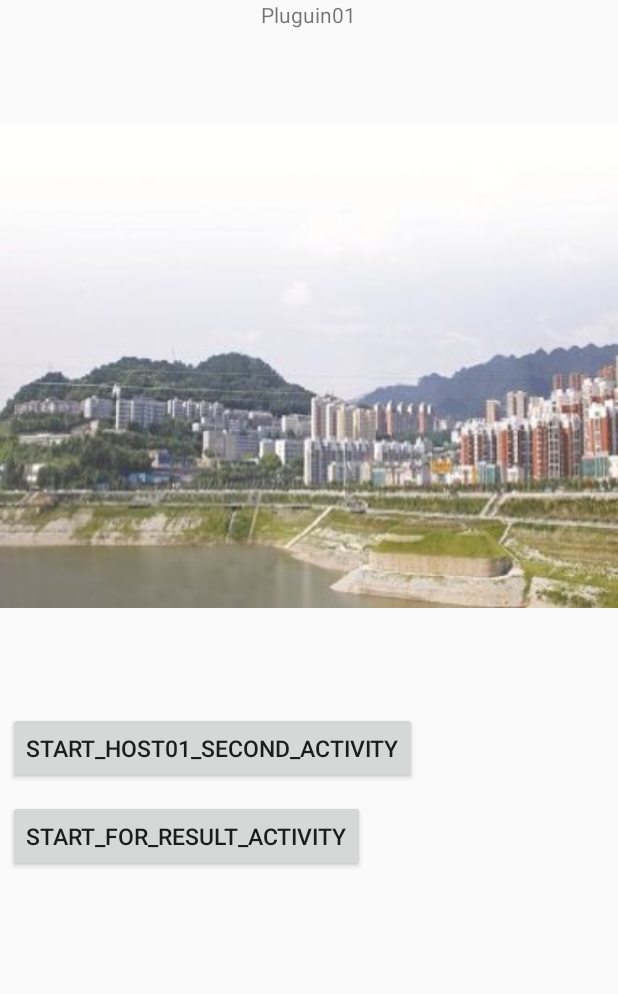
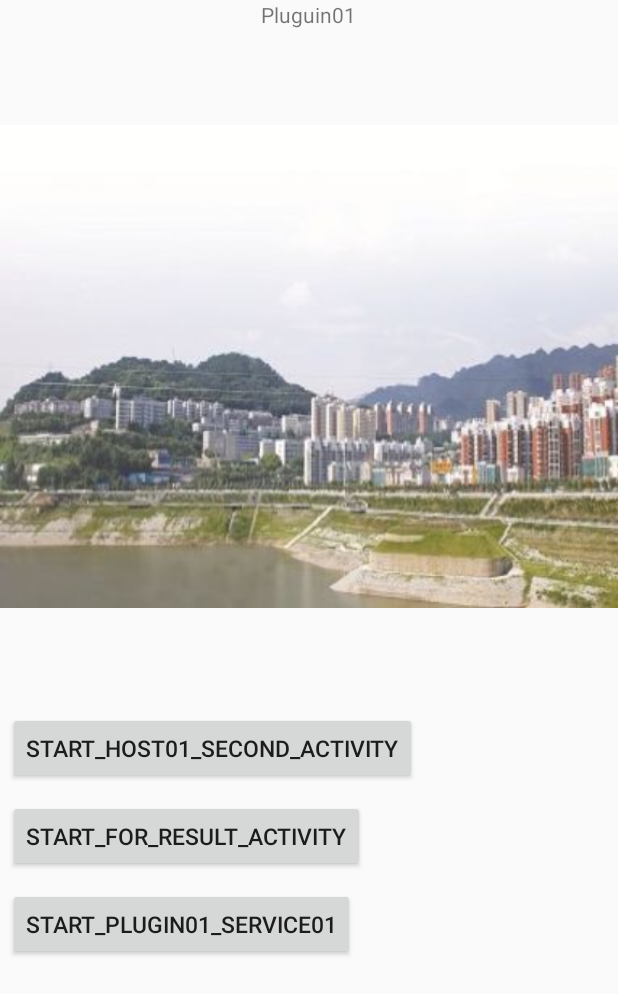
Before and after one commit to WoXinfeiyang/RepluginTest01, an Android app: the screen it shows after launch (MainActivity), on a phone screen of 412 x 824 dp. Shown: the top 994 px of the screen. Run offline under Robolectric (Android 15) with nearby library versions, the phone set to English and light mode, and no system bars; libraries missing offline, so code that uses them is left out: com.qihoo360.replugin.

Commit message:
给插件Plugin01增加Service

```diff
--- a/RepluginTest01_Plugin01/app/src/main/AndroidManifest.xml
+++ b/RepluginTest01_Plugin01/app/src/main/AndroidManifest.xml
@@ -23,6 +23,11 @@
             android:theme="@style/AppTheme.NoActionBar">
         </activity>
 
+        <service android:name=".Plugin01Service_01">
+            <intent-filter>
+                <action android:name="Plugin01Service_01.action"/>
+            </intent-filter>
+        </service>
     </application>
 
 </manifest>
--- a/RepluginTest01_Plugin01/app/src/main/res/layout/activity_main.xml
+++ b/RepluginTest01_Plugin01/app/src/main/res/layout/activity_main.xml
@@ -19,6 +19,14 @@
         android:scaleType="fitCenter"
         android:src="@drawable/pic01"/>
 
+    <ScrollView
+        android:layout_width="match_parent"
+        android:layout_height="match_parent">
+        <LinearLayout
+            android:layout_width="match_parent"
+            android:layout_height="match_parent"
+            android:orientation="vertical">
+
             <Button
                 android:id="@+id/btn_start_host01_second_activity"
                 style="@style/ButtonStyle"
@@ -27,4 +35,11 @@
                 android:id="@+id/btn_start_for_result_activity"
                 style="@style/ButtonStyle"
                 android:text="start_for_result_activity"/>
+
+            <Button
+                android:id="@+id/btn_start_plugin01_service01"
+                style="@style/ButtonStyle"
+                android:text="start_plugin01_service01"/>
         </LinearLayout>
+    </ScrollView>
+</LinearLayout>
```
Also changed, not shown: RepluginTest01_Plugin01/app/src/main/java/com/fxj/replugintest01_plugin01/MainActivity.java (+9 -0 lines), RepluginTest01_Plugin01/app/src/main/java/com/fxj/replugintest01_plugin01/Plugin01Service_01.java (added, +36 -0 lines). Lines whose indentation alone changed are shown as unchanged.
